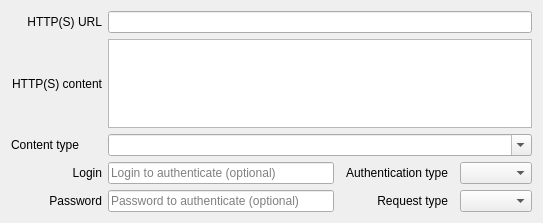
Above: vms/client/nx_vms_client_desktop/src/ui/widgets/business/exec_http_request_action_widget.ui from networkoptix/nx_open before the change. Below: the same form after it.
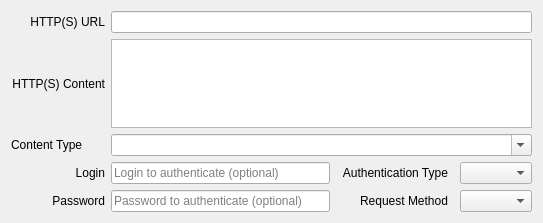
That is the form after the change.

Diff of the .ui file:
```diff
--- a/vms/client/nx_vms_client_desktop/src/ui/widgets/business/exec_http_request_action_widget.ui
+++ b/vms/client/nx_vms_client_desktop/src/ui/widgets/business/exec_http_request_action_widget.ui
@@ -30,7 +30,7 @@
    <item row="1" column="0">
     <widget class="QLabel" name="contentLabel">
      <property name="text">
-      <string>HTTP(S) content</string>
+      <string>HTTP(S) Content</string>
      </property>
      <property name="alignment">
       <set>Qt::AlignRight|Qt::AlignTrailing|Qt::AlignVCenter</set>
@@ -56,7 +56,7 @@
       </size>
      </property>
      <property name="text">
-      <string>Content type</string>
+      <string>Content Type</string>
      </property>
      <property name="wordWrap">
       <bool>false</bool>
@@ -90,7 +90,7 @@
    <item row="3" column="4">
     <widget class="QLabel" name="authTypeLabel">
      <property name="text">
-      <string>Authentication type</string>
+      <string>Authentication Type</string>
      </property>
      <property name="alignment">
       <set>Qt::AlignRight|Qt::AlignTrailing|Qt::AlignVCenter</set>
@@ -126,7 +126,7 @@
    <item row="4" column="4">
     <widget class="QLabel" name="requestTypeLabel">
      <property name="text">
-      <string>Request type</string>
+      <string>Request Method</string>
      </property>
      <property name="alignment">
       <set>Qt::AlignRight|Qt::AlignTrailing|Qt::AlignVCenter</set>
```
